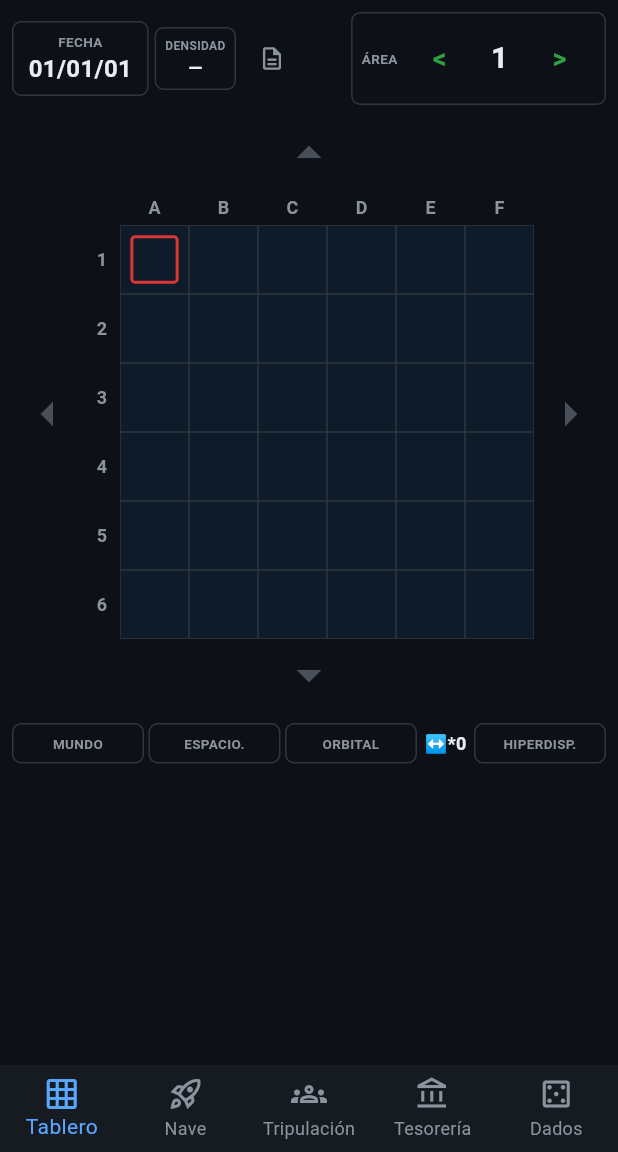
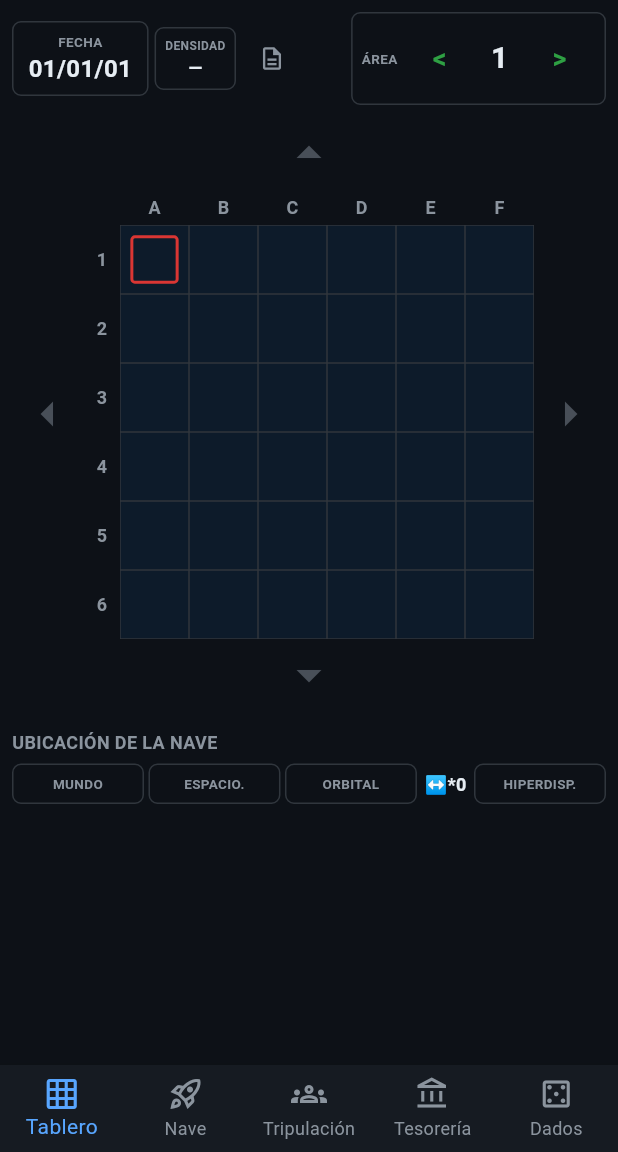
Before and after one commit to quiqueporta/spacegom, a Flutter app: the screen it shows after launch, on a phone screen of 412 x 824 dp, the part 84-1236 px from its top. Run offline on Flutter 3.47's test engine with Material 3 defaults, Android fonts, the phone set to English and light mode, and no system bars; our stand-ins replace share_plus, shared_preferences.

Commit message:
v1.6.0: Megacorporations, ship location section, area-based planet list
- Move megacorp dice to planet edit dialog in the board
- Number megacorporations globally across all areas with per-area listing
- Add "Ubicación de la nave" section with deep space, megacorp and pirates info
- Show area planets for the viewed area instead of the ship area

```diff
--- a/lib/screens/board_screen.dart
+++ b/lib/screens/board_screen.dart
@@ -3,6 +3,7 @@ import 'package:flutter/material.dart';
 import 'package:spacegom_companion/models/area_sheet.dart';
 import 'package:spacegom_companion/models/board_state.dart';
 import 'package:spacegom_companion/models/cell_data.dart';
+import 'package:spacegom_companion/models/name_database.dart';
 import 'package:spacegom_companion/models/planet.dart';
 import 'package:spacegom_companion/widgets/area_grid.dart';
 
@@ -63,6 +64,32 @@ class _BoardScreenState extends State<BoardScreen> with AutomaticKeepAliveClient
 
   Map<(int, int), CellData> get _currentCells => _areaCells[_viewingArea] ?? {};
 
+  Set<String> _megacorpNamesInArea(int area) {
+    final cells = _areaCells[area];
+    if (cells == null) return {};
+
+    return cells.values
+        .map((c) => c.megacorporation)
+        .where((name) => name.isNotEmpty)
+        .toSet();
+  }
+
+  Map<String, int> get _allMegacorpNumbers {
+    final numbers = <String, int>{};
+    var nextNumber = 1;
+
+    for (final cells in _areaCells.values) {
+      for (final cell in cells.values) {
+        final name = cell.megacorporation;
+        if (name.isEmpty || numbers.containsKey(name)) continue;
+
+        numbers[name] = nextNumber++;
+      }
+    }
+
+    return numbers;
+  }
+
   BoardState _buildState() {
     return BoardState(
       shipArea: _shipArea,
@@ -98,11 +125,11 @@ class _BoardScreenState extends State<BoardScreen> with AutomaticKeepAliveClient
 
           const SizedBox(height: 8),
 
-          _buildTypeIndicators(),
-
-          _buildCurrentPlanetInfo(),
+          _buildShipLocation(),
 
           _buildAreaPlanets(),
+
+          _buildAreaMegacorps(),
         ],
       ),
     );
@@ -259,6 +286,7 @@ class _BoardScreenState extends State<BoardScreen> with AutomaticKeepAliveClient
                 onCellTap: _onCellTap,
                 onCellLongPress: _onCellLongPress,
                 shipPosition: _viewingShipArea ? (_shipRow, _shipCol) : null,
+                megacorpNumbers: _allMegacorpNumbers,
               ),
             ),
 
@@ -277,6 +305,27 @@ class _BoardScreenState extends State<BoardScreen> with AutomaticKeepAliveClient
       icon: Icon(icon, color: const Color(0xFF484F58), size: 40),
       constraints: const BoxConstraints(minWidth: 48, minHeight: 48),
       padding: EdgeInsets.zero,
+    );
+  }
+
+  Widget _buildShipLocation() {
+    return Padding(
+      padding: const EdgeInsets.only(top: 4),
+      child: Column(
+        crossAxisAlignment: CrossAxisAlignment.start,
+        children: [
+          const Text(
+            'UBICACIÓN DE LA NAVE',
+            style: TextStyle(fontSize: 12, fontWeight: FontWeight.bold, color: Color(0xFF8B949E)),
+          ),
+
+          const SizedBox(height: 6),
+
+          _buildTypeIndicators(),
+
+          _buildCurrentPlanetInfo(),
+        ],
+      ),
     );
   }
 
@@ -554,9 +603,25 @@ class _BoardScreenState extends State<BoardScreen> with AutomaticKeepAliveClient
                   ],
                 ),
 
-                TextField(
-                  controller: megacorpController,
-                  decoration: const InputDecoration(labelText: 'Megacorporación'),
+                Row(
+                  children: [
+                    Expanded(
+                      child: TextField(
+                        controller: megacorpController,
+                        decoration: const InputDecoration(labelText: 'Megacorporación'),
+                      ),
+                    ),
+
+                    const SizedBox(width: 8),
+
+                    IconButton(
+                      icon: const Icon(Icons.casino_outlined),
+                      tooltip: 'Nombre aleatorio',
+                      onPressed: () {
+                        megacorpController.text = NameDatabase.randomMegacorpName();
+                      },
+                    ),
+                  ],
                 ),
 
                 const SizedBox(height: 12),
@@ -709,7 +774,7 @@ class _BoardScreenState extends State<BoardScreen> with AutomaticKeepAliveClient
   static const _productCodes = ['INDU', 'BASI', 'ALIM', 'MADE', 'AGUA', 'MICO', 'MIRA', 'MIPR', 'PAVA', 'A', 'AE', 'AEI', 'COM'];
 
   Widget _buildAreaPlanets() {
-    final cells = _areaCells[_shipArea];
+    final cells = _areaCells[_viewingArea];
     if (cells == null) return const SizedBox.shrink();
 
     final planets = <int, Planet>{};
@@ -722,7 +787,8 @@ class _BoardScreenState extends State<BoardScreen> with AutomaticKeepAliveClient
 
     if (planets.isEmpty) return const SizedBox.shrink();
 
-    final currentSection = _areaCells[_shipArea]?[(_shipRow, _shipCol)]?.sectionNumber;
+    final shipCell = _areaCells[_shipArea]?[(_shipRow, _shipCol)];
+    final currentSection = _viewingShipArea ? shipCell?.sectionNumber : null;
 
     return Padding(
       padding: const EdgeInsets.only(top: 12),
@@ -740,6 +806,37 @@ class _BoardScreenState extends State<BoardScreen> with AutomaticKeepAliveClient
             scrollDirection: Axis.horizontal,
             child: _buildPlanetsProductMatrix(planets, currentSection),
           ),
+        ],
+      ),
+    );
+  }
+
+  Widget _buildAreaMegacorps() {
+    final areaMegacorps = _megacorpNamesInArea(_viewingArea);
+    if (areaMegacorps.isEmpty) return const SizedBox.shrink();
+
+    final allNumbers = _allMegacorpNumbers;
+
+    return Padding(
+      padding: const EdgeInsets.only(top: 12),
+      child: Column(
+        crossAxisAlignment: CrossAxisAlignment.start,
+        children: [
+          const Text(
+            'MEGACORPORACIONES',
+            style: TextStyle(fontSize: 12, fontWeight: FontWeight.bold, color: Color(0xFF8B949E)),
+          ),
+
+          const SizedBox(height: 6),
+
+          for (final name in areaMegacorps)
+            Padding(
+              padding: const EdgeInsets.symmetric(vertical: 2),
+              child: Text(
+                '${allNumbers[name]}. $name',
+                style: const TextStyle(fontSize: 12, color: Color(0xFFBC8CFF)),
+              ),
+            ),
         ],
       ),
     );
@@ -813,9 +910,45 @@ class _BoardScreenState extends State<BoardScreen> with AutomaticKeepAliveClient
     );
   }
 
+  Widget _buildDeepSpaceInfo(CellData cell) {
+    return Padding(
+      padding: const EdgeInsets.only(top: 12),
+      child: Container(
+        width: double.infinity,
+        padding: const EdgeInsets.all(10),
+        decoration: BoxDecoration(
+          color: const Color(0xFF161B22),
+          border: Border.all(color: const Color(0xFF30363D)),
+          borderRadius: BorderRadius.circular(8),
+        ),
+        child: Column(
+          crossAxisAlignment: CrossAxisAlignment.start,
+          children: [
+            const Text(
+              'Espacio profundo',
+              style: TextStyle(fontSize: 14, fontWeight: FontWeight.bold),
+            ),
+
+            if (cell.megacorporation.isNotEmpty) ...[
+              const SizedBox(height: 6),
+              _planetInfoRow('Megacorporación', cell.megacorporation),
+            ],
+
+            if (cell.pirates) ...[
+              const SizedBox(height: 6),
+              _planetInfoRow('Piratas', 'Sí'),
+            ],
+          ],
+        ),
+      ),
+    );
+  }
+
   Widget _buildCurrentPlanetInfo() {
     final cell = _areaCells[_shipArea]?[(_shipRow, _shipCol)];
-    if (cell == null || cell.isDeepSpace) return const SizedBox.shrink();
+    if (cell == null) return const SizedBox.shrink();
+
+    if (cell.isDeepSpace) return _buildDeepSpaceInfo(cell);
 
     final planet = PlanetDatabase.planets[cell.sectionNumber];
     if (planet == null) return const SizedBox.shrink();
@@ -846,6 +979,12 @@ class _BoardScreenState extends State<BoardScreen> with AutomaticKeepAliveClient
             _planetInfoRow('Autosuficiencia', '${planet.selfSufficiency}'),
             _planetInfoRow('UCN/pedido', '${planet.ucnPerOrder}'),
             _planetInfoRow('Pasajeros', '${planet.passengers}'),
+
+            if (cell.megacorporation.isNotEmpty)
+              _planetInfoRow('Megacorporación', cell.megacorporation),
+
+            if (cell.pirates)
+              _planetInfoRow('Piratas', 'Sí'),
 
             const SizedBox(height: 8),
 
--- a/lib/widgets/area_grid.dart
+++ b/lib/widgets/area_grid.dart
@@ -7,6 +7,7 @@ class AreaGrid extends StatelessWidget {
   final void Function(int row, int col) onCellTap;
   final void Function(int row, int col)? onCellLongPress;
   final (int, int)? shipPosition;
+  final Map<String, int> megacorpNumbers;
 
   static const _columns = ['A', 'B', 'C', 'D', 'E', 'F'];
   static const _borderColor = Color(0xFF30363D);
@@ -20,6 +21,7 @@ class AreaGrid extends StatelessWidget {
     required this.onCellTap,
     this.onCellLongPress,
     this.shipPosition,
+    this.megacorpNumbers = const {},
   });
 
   @override
@@ -155,14 +157,12 @@ class AreaGrid extends StatelessWidget {
                 child: Text('☠', style: TextStyle(fontSize: 8)),
               ),
 
-            if (cellData != null && cellData.megacorporation.isNotEmpty)
+            if (cellData != null && cellData.megacorporation.isNotEmpty && megacorpNumbers.containsKey(cellData.megacorporation))
               Positioned(
                 bottom: 0,
                 left: 1,
                 child: Text(
-                  cellData.megacorporation.length > 3
-                      ? cellData.megacorporation.substring(0, 3)
-                      : cellData.megacorporation,
+                  '${megacorpNumbers[cellData.megacorporation]}',
                   style: const TextStyle(fontSize: 6, color: Color(0xFFBC8CFF)),
                 ),
               ),
--- a/pubspec.yaml
+++ b/pubspec.yaml
@@ -16,7 +16,7 @@ publish_to: 'none' # Remove this line if you wish to publish to pub.dev
 # https://developer.apple.com/library/archive/documentation/General/Reference/InfoPlistKeyReference/Articles/CoreFoundationKeys.html
 # In Windows, build-name is used as the major, minor, and patch parts
 # of the product and file versions while build-number is used as the build suffix.
-version: 1.5.0+7
+version: 1.6.0+9
 
 environment:
   sdk: ^3.9.2
```
Also changed, not shown: lib/widgets/ship_info_card.dart (+1 -13 lines), 5 other files.
